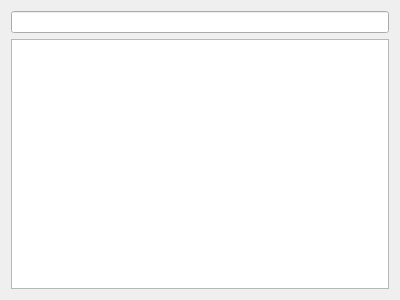
PureBulb/BulbDesktop, file DesktopManager/widgets/assistantform.ui: the form before one commit.
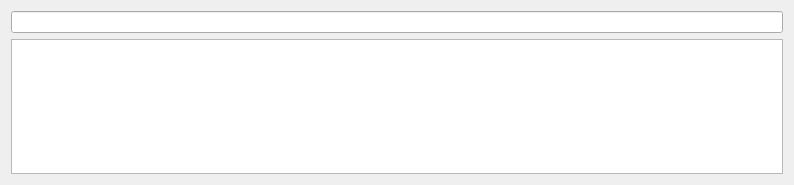
The form after the commit.

Diff of the .ui file:
```diff
--- a/DesktopManager/widgets/assistantform.ui
+++ b/DesktopManager/widgets/assistantform.ui
@@ -6,8 +6,8 @@
    <rect>
     <x>0</x>
     <y>0</y>
-    <width>400</width>
-    <height>300</height>
+    <width>794</width>
+    <height>185</height>
    </rect>
   </property>
   <property name="windowTitle">
```
